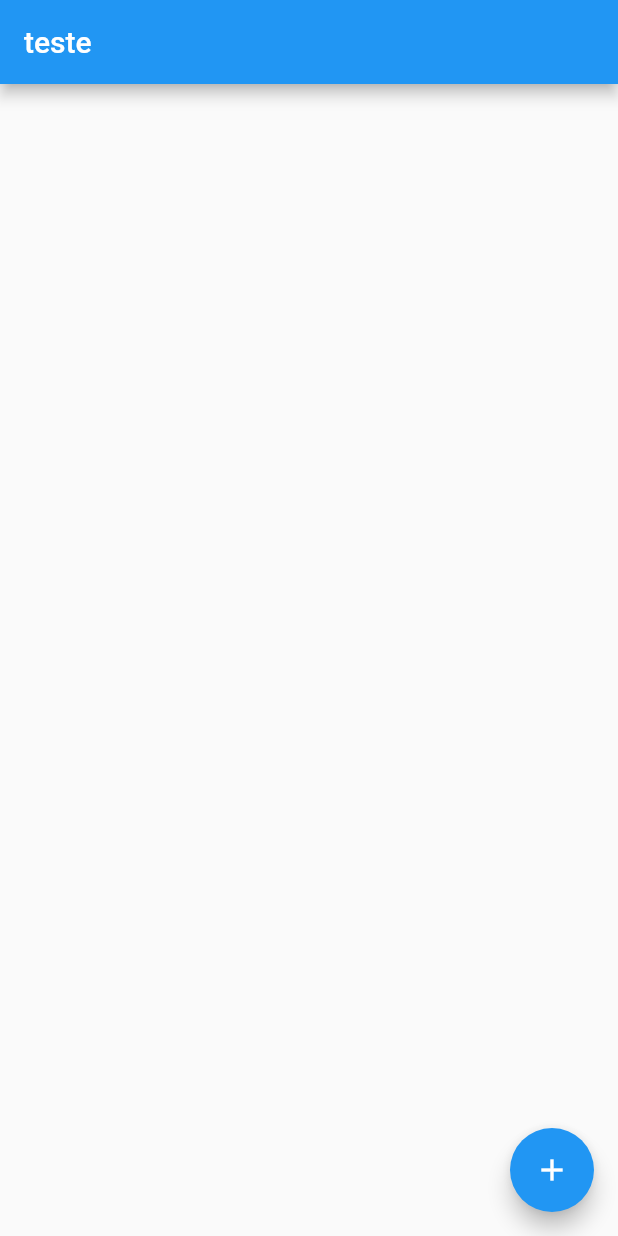
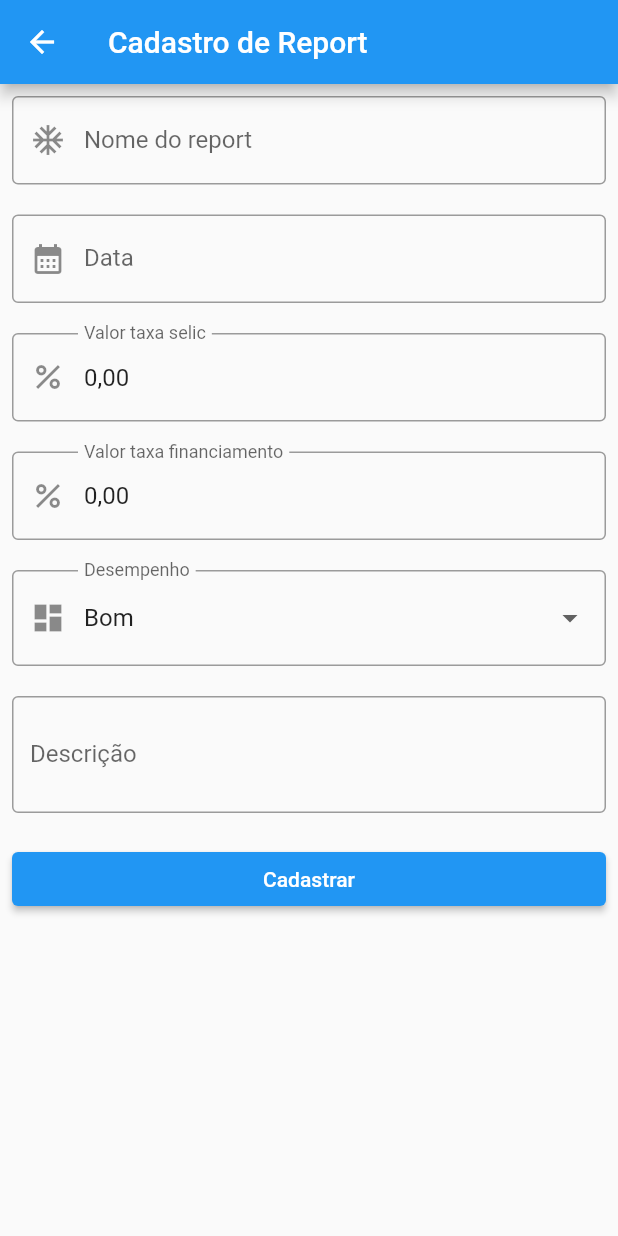
Before and after one commit to renatoloren/finan_reports, a Flutter app: the screen it shows after launch, after a tap on the "add" icon, on a phone screen of 412 x 824 dp. Run offline on Flutter 3.47's test engine with Material 2 defaults, Android fonts, the phone set to English and light mode, and no system bars; our stand-ins replace flutter_masked_text2, sqflite; accounts and stored records are empty.

Commit message:
página de cadastro de reports

```diff
--- a/lib/database/database_manager.dart
+++ b/lib/database/database_manager.dart
@@ -9,21 +9,21 @@ class DatabaseManager {
 
   _onCreate(Database db, int version) async {
     await db.execute(_reports);
-    await db.insert('reports', {
-      'title': 1,
-      'date': '2022-09-30 00:00:00',
-      'taxSelic': 10.55,
-      'taxFinan': 02.77,
-      'performance': 'bom desempenho',
-      'description': 'testtee'
-    });
+    // await db.insert('reports', {
+    //   'title': 1,
+    //   'date':' 2022-09-30 00:00:00',
+    //   'taxSelic': 10.55,
+    //   'taxFinan': 02.77,
+    //   'performance': 'bom desempenho',
+    //   'description': 'testtee'
+    // });
   }
 
   String get _reports => '''
     CREATE TABLE IF NOT EXISTS reports (
       id INTEGER PRIMARY KEY AUTOINCREMENT,
       title TEXT,
-      date TEXT,
+      date INTEGER,
       taxSelic REAL,
       taxFinan REAL,
       performance TEXT,
--- a/lib/main.dart
+++ b/lib/main.dart
@@ -1,4 +1,3 @@
-import 'package:finan_reports/components/report_card.dart';
 import 'package:finan_reports/pages/home_page.dart';
 import 'package:flutter/material.dart';
 
--- a/lib/pages/home_page.dart
+++ b/lib/pages/home_page.dart
@@ -1,5 +1,6 @@
 import 'package:finan_reports/components/report_card.dart';
 import 'package:finan_reports/models/report.dart';
+import 'package:finan_reports/pages/report_cadastro_page.dart';
 import 'package:finan_reports/repository/report_repository.dart';
 import 'package:flutter/material.dart';
 
@@ -52,7 +53,18 @@ class _HomePageState extends State<HomePage> {
         }),
       ),
       floatingActionButton: FloatingActionButton(
-        onPressed: (() => loadReports()),
+        onPressed:() async{
+          bool? reportCadastrado = await Navigator.push(
+            context,
+            MaterialPageRoute(builder: (context) => ReportCadastroPage()),
+        );
+            if (reportCadastrado != null && reportCadastrado) {
+              setState(() {
+                loadReports();
+              });
+            }
+
+        },
         tooltip: 'Increment',
         child: const Icon(Icons.add),
       ), // This trailing comma makes auto-formatting nicer for build methods.
--- /dev/null
+++ b/lib/pages/report_cadastro_page.dart
@@ -0,0 +1,280 @@
+import 'dart:ffi';
+
+import 'package:finan_reports/components/report_card.dart';
+import 'package:finan_reports/models/report.dart';
+import 'package:finan_reports/repository/report_repository.dart';
+import 'package:flutter/material.dart';
+import 'package:flutter_masked_text2/flutter_masked_text2.dart';
+import 'package:intl/intl.dart';
+
+class ReportCadastroPage extends StatefulWidget {
+  Report? reportParaEdicao;
+  ReportCadastroPage({Key? key, this.reportParaEdicao}) : super(key: key);
+
+  @override
+  State<ReportCadastroPage> createState() => _ReportCadastroPageState();
+}
+
+
+class _ReportCadastroPageState extends State<ReportCadastroPage> {
+
+  ReportRepository _reportRepository = ReportRepository();
+  final _titleController = TextEditingController();
+  final _dateController = TextEditingController();
+  final _taxSelicController = MoneyMaskedTextController(
+      decimalSeparator: ','); //ver input de number
+  final _taxFinanController = MoneyMaskedTextController(
+      decimalSeparator: ','); //ver input de number
+  final _performanceController = TextEditingController();
+  final _descriptionController = TextEditingController();
+
+ List<String> listPerformance = <String>['Bom', 'Médio', 'Mal'];
+  String dropdownValue = 'Bom';
+
+  @override
+    void initState() {
+      super.initState();
+
+
+    final report = widget.reportParaEdicao;
+      if(report != null) {
+      _titleController.text = report.title;
+      //_dateController.text = DateFormat('MM/dd/yyyy').format(report.date);
+      _taxSelicController.text = report.taxSelic!.toDouble() as String;
+      _taxFinanController.text = report.taxFinan!.toDouble() as String;
+      _performanceController.text = report.performance;
+      _descriptionController.text = report.description!;
+  }
+  }
+
+    final _formKey = GlobalKey<FormState>();
+
+  @override
+  Widget build(BuildContext context) {
+    return Scaffold(
+      appBar: AppBar(
+        title: const Text('Cadastro de Report'),
+      ),
+            body: SingleChildScrollView(
+        child: Form(
+          key: _formKey,
+          child: Padding(
+            padding: const EdgeInsets.all(8.0),
+            child: Column(
+              children: [
+                _buildTitle(),
+                const SizedBox(height: 20),
+                _buildDate(),
+                const SizedBox(height: 20),
+                _buildTaxSelic(),
+                const SizedBox(height: 20),
+                _buildTaxFinan(),
+                const SizedBox(height: 20),
+                _buildPerformance(),
+                const SizedBox(height: 20),
+                _buildDescription(),
+                const SizedBox(height: 20),
+                // const SizedBox(height: 20),
+                _buildButton(),
+                // const SizedBox(height: 20),
+              ],
+            ),
+          ),
+        ),
+      ),
+    );
+  }
+
+    TextFormField _buildTitle() {
+    return TextFormField(
+      controller: _titleController,
+      decoration: const InputDecoration(
+        hintText: 'Informe o Título',
+        labelText: 'Nome do report',
+        border: OutlineInputBorder(),
+        prefixIcon: Icon(Icons.ac_unit),
+      ),
+      validator: (value) {
+        if (value == null || value.isEmpty) {
+          return 'Informe um Título';
+        }
+        if (value.length < 5 || value.length > 30) {
+          return 'O título deve entre 4 e 30 caracteres';
+        }
+        return null;
+      },
+    );
+  }
+
+      TextFormField _buildTaxSelic() {
+    return TextFormField(
+      controller: _taxSelicController,
+      decoration: const InputDecoration(
+        hintText: 'Informe o valor da taxa selic',
+        labelText: 'Valor taxa selic',
+        border: OutlineInputBorder(),
+        prefixIcon: Icon(Icons.percent),
+      ),
+      validator: (value) {
+        if (value == null || value.isEmpty) {
+          return 'Informe um Valor para a taxa selic';
+        }
+
+        return null;
+      },
+    );
+  }
+
+        TextFormField _buildTaxFinan() {
+    return TextFormField(
+      controller: _taxFinanController,
+      decoration: const InputDecoration(
+        hintText: 'Informe o valor da taxa de financiamento',
+        labelText: 'Valor taxa financiamento',
+        border: OutlineInputBorder(),
+        prefixIcon: Icon(Icons.percent),
+      ),
+      validator: (value) {
+        if (value == null || value.isEmpty) {
+          return 'Informe um Valor para a taxa de financiamento';
+        }
+
+        return null;
+      },
+    );
+  }
+
+    DropdownButtonFormField _buildPerformance() {
+
+    return DropdownButtonFormField<String>(
+      value: dropdownValue,
+      items: listPerformance.map<DropdownMenuItem<String>>((String value) {
+        return DropdownMenuItem<String>(
+          value: value,
+          child: Text(value),
+        );
+      }).toList(),
+      onChanged: (String? value) {
+        setState(() {
+         dropdownValue = value!;
+        });
+      },
+      decoration: const InputDecoration(
+        hintText: 'Selecione o desempenho',
+        labelText: 'Desempenho',
+        border: OutlineInputBorder(),
+        prefixIcon: Icon(Icons.dashboard),
+      ),
+      validator: (value) {
+        if (value == null) {
+          return 'Informe um desempenho';
+        }
+        return null;
+      },
+    );
+  }
+
+    TextFormField _buildDescription() {
+    return TextFormField(
+      controller: _descriptionController,
+      decoration: const InputDecoration(
+        hintText: 'Escreve uma descrição',
+        labelText: 'Descrição',
+        border: OutlineInputBorder(),
+      ),
+      keyboardType: TextInputType.multiline,
+      maxLines: 2,
+    );
+  }
+
+
+    SizedBox _buildButton() {
+    return SizedBox(
+      width: double.infinity,
+      child: ElevatedButton(
+        child: const Padding(
+          padding: EdgeInsets.all(10.0),
+          child: Text('Cadastrar'),
+        ),
+        onPressed: () async {
+          final isValid = _formKey.currentState!.validate();
+          if (isValid) {
+
+             final title = _titleController.text;
+            final taxSelic = double.parse(_taxSelicController.text.replaceAll('.', '').replaceAll(',', '.'));
+            final taxFinan = double.parse(_taxFinanController.text.replaceAll('.', '').replaceAll(',', '.'));
+            final performance = dropdownValue;
+            final description = _descriptionController.text;
+            final date = DateFormat('dd/MM/yyyy').parse(_dateController.text);
+
+            final report = Report(
+              title: title,
+              // date: DateTime.now().toString(),
+              date: date,
+              taxSelic: taxSelic,
+              taxFinan: taxFinan,
+              performance: performance,
+              description: description,
+            );
+
+            try {
+              // if (widget.reportParaEdicao != null) {
+              //   report.id = widget.reportParaEdicao!.id;
+              //   await _reportRepository.editarReport(report);
+              // } else {
+                await _reportRepository.registryReport(report);
+              // }
+
+              ScaffoldMessenger.of(context).showSnackBar(SnackBar(
+                content: Text('Report cadastrado com sucesso'),
+              ));
+              Navigator.of(context).pop(true);
+            } catch (e) {
+              Navigator.of(context).pop(false);
+            }
+          }
+        },
+      ),
+    );
+  }
+
+TextFormField _buildDate() {
+    return TextFormField(
+      controller: _dateController,
+      decoration: const InputDecoration(
+        hintText: 'Informe uma Data',
+        labelText: 'Data',
+        border: OutlineInputBorder(),
+        prefixIcon: Icon(Icons.calendar_month),
+      ),
+      onTap: () async {
+        FocusScope.of(context).requestFocus(FocusNode());
+
+        DateTime? dataSelecionada = await showDatePicker(
+          context: context,
+          initialDate: DateTime.now(),
+          firstDate: DateTime(2000),
+          lastDate: DateTime(2100),
+        );
+
+        if (dataSelecionada != null) {
+          _dateController.text =
+              DateFormat('dd/MM/yyyy').format(dataSelecionada);
+        }
+      },
+      validator: (value) {
+        if (value == null || value.isEmpty) {
+          return 'Informe uma Data';
+        }
+
+        try {
+          DateFormat('dd/MM/yyyy').parse(value);
+        } on FormatException {
+          return 'Formato de data inválida';
+        }
+
+        return null;
+      },
+    );
+  }
+}
--- a/lib/repository/report_repository.dart
+++ b/lib/repository/report_repository.dart
@@ -5,13 +5,21 @@ class ReportRepository {
   Future<List<Report>> listReports() async {
     final db = await DatabaseManager().getDatabase();
     final List<Map<String, dynamic>> rows = await db.rawQuery('''
-    SELECT * FROM reports
+    SELECT
+      reports.id,
+      reports.title,
+      reports.date,
+      reports.taxFinan,
+      reports.taxSelic,
+      reports.performance,
+      reports.description
+    FROM reports
 ''');
     return rows
         .map((r) => Report(
             id: r['id'],
             title: r['title'],
-            date: r['date'],
+            date:  DateTime.fromMillisecondsSinceEpoch(r['date']),
             taxFinan: r['taxFinan'],
             taxSelic: r['taxSelic'],
             performance: r['performance'],
@@ -24,7 +32,7 @@ class ReportRepository {
 
     db.insert("reports", {
       "title": report.title,
-      "date": report.date,
+      "date": report.date.millisecondsSinceEpoch,
       "taxSelic": report.taxSelic,
       "taxFinan": report.taxFinan,
       "performance": report.performance,
--- a/pubspec.yaml
+++ b/pubspec.yaml
@@ -20,7 +20,7 @@ publish_to: 'none' # Remove this line if you wish to publish to pub.dev
 version: 1.0.0+1
 
 environment:
-  sdk: '>=2.18.1 <3.0.0'
+  sdk: '>=2.18.0 <3.0.0'
 
 # Dependencies specify other packages that your package needs in order to work.
 # To automatically upgrade your package dependencies to the latest versions
```
Also changed, not shown: pubspec.lock.
